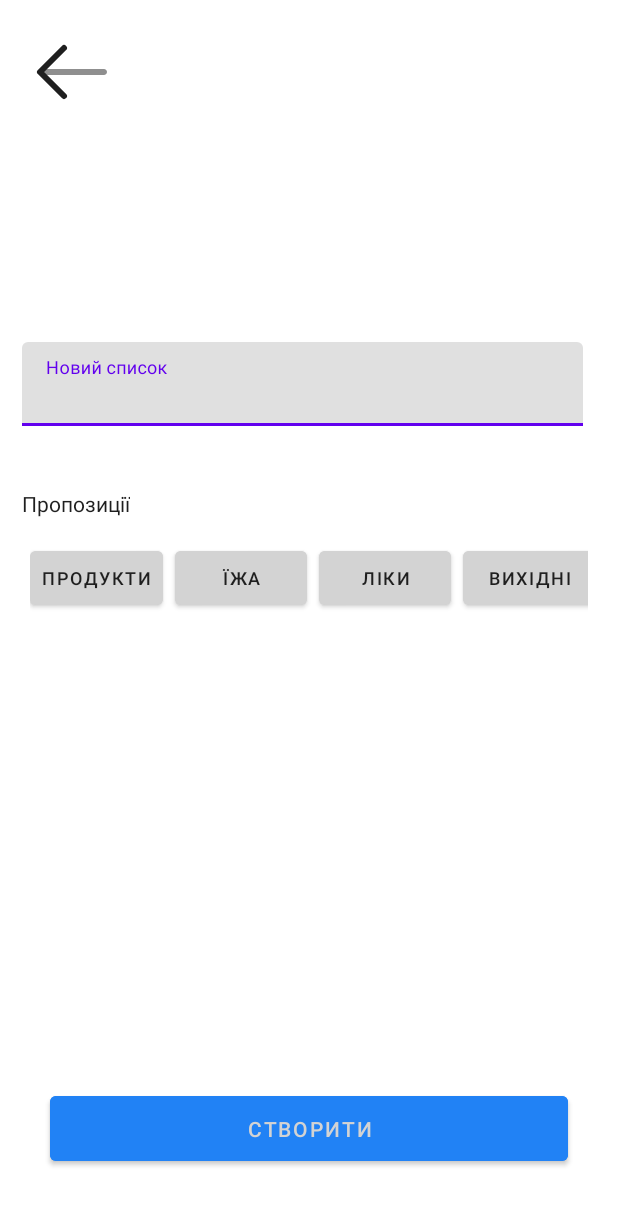
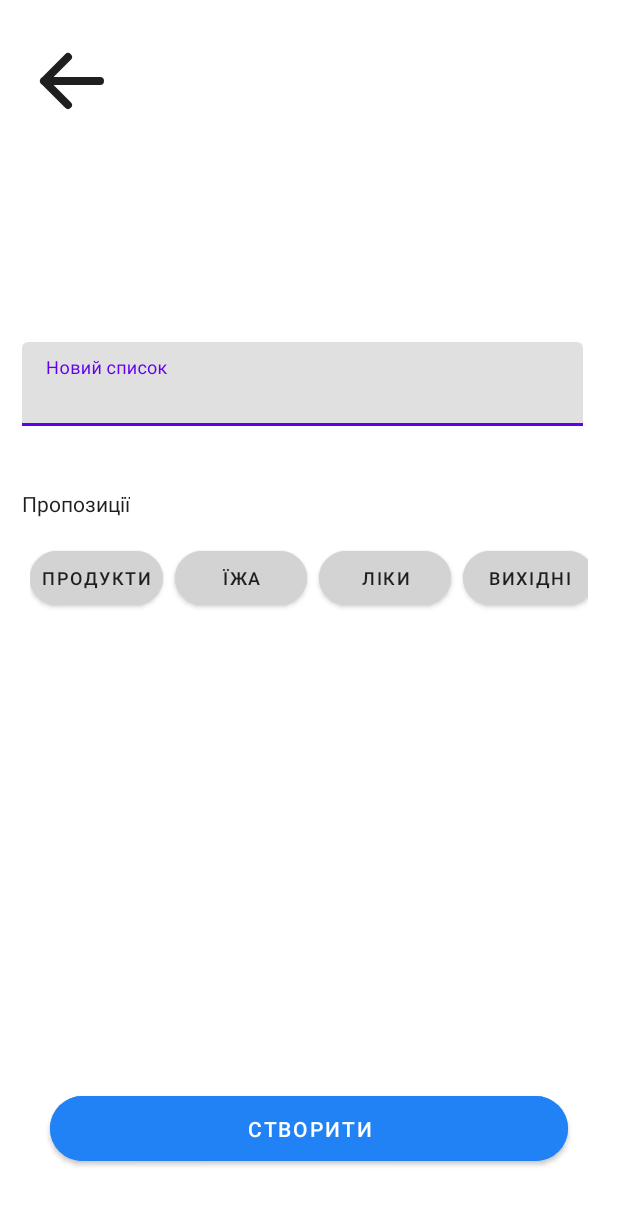
Before and after one commit to ka4ivan/smart-shop, an Android app: the screen it shows after launch (MainActivity), after a tap on "НОВИЙ СПИСОК", on a phone screen of 412 x 824 dp. Shown: the top 1205 px of the screen. Run offline under Robolectric (Android 15) with nearby library versions, the phone set to English and light mode, and no system bars; our stand-ins replace navigation-ui.

Commit message:
upd buttons & empty img

```diff
--- a/app/src/main/res/drawable/arrow_left.xml
+++ b/app/src/main/res/drawable/arrow_left.xml
@@ -4,15 +4,10 @@
     android:viewportWidth="24"
     android:viewportHeight="24">
   <path
-      android:pathData="M20,12.75C20.414,12.75 20.75,12.414 20.75,12C20.75,11.586 20.414,11.25 20,11.25V12.75ZM20,11.25H4V12.75H20V11.25Z"
-      android:strokeAlpha="0.5"
-      android:fillColor="#1C274C"
-      android:fillAlpha="0.5"/>
-  <path
-      android:pathData="M10,6L4,12L10,18"
+      android:pathData="M5,12H19M5,12L11,6M5,12L11,18"
       android:strokeLineJoin="round"
-      android:strokeWidth="1.5"
+      android:strokeWidth="2"
       android:fillColor="#00000000"
-      android:strokeColor="#1C274C"
+      android:strokeColor="#000000"
       android:strokeLineCap="round"/>
 </vector>
--- a/app/src/main/res/layout/fragment_home.xml
+++ b/app/src/main/res/layout/fragment_home.xml
@@ -60,11 +60,11 @@
         android:layout_height="wrap_content"
         android:layout_marginEnd="36dp"
         android:layout_marginBottom="84dp"
-        android:textColor="@color/white"
+        android:text="@string/btn_add"
+        android:textColor="@color/full_white"
         app:backgroundTint="@color/blue_main"
         app:icon="@drawable/plus"
-        app:iconTint="@color/white"
+        app:iconTint="@color/full_white"
         app:layout_constraintBottom_toBottomOf="parent"
-        app:layout_constraintEnd_toEndOf="parent"
-        android:text="@string/btn_add" />
+        app:layout_constraintEnd_toEndOf="parent" />
 </androidx.constraintlayout.widget.ConstraintLayout>
--- a/app/src/main/res/layout/item_suggestion.xml
+++ b/app/src/main/res/layout/item_suggestion.xml
@@ -1,5 +1,6 @@
 <?xml version="1.0" encoding="utf-8"?>
 <Button xmlns:android="http://schemas.android.com/apk/res/android"
+    xmlns:app="http://schemas.android.com/apk/res-auto"
     android:id="@+id/button_suggestion"
     android:layout_width="wrap_content"
     android:layout_height="wrap_content"
@@ -8,4 +9,5 @@
     android:backgroundTint="@color/white"
     android:padding="8dp"
     android:textColor="@color/text"
-    android:textSize="12sp" />
+    android:textSize="12sp"
+    app:cornerRadius="45dp" />
--- a/app/src/main/res/layout/new_list.xml
+++ b/app/src/main/res/layout/new_list.xml
@@ -13,6 +13,8 @@
         android:layout_marginBottom="44dp"
         android:backgroundTint="@color/blue_main"
         android:text="@string/create"
+        android:textColor="@color/full_white"
+        app:cornerRadius="45dp"
         app:layout_constraintBottom_toBottomOf="parent"
         app:layout_constraintEnd_toEndOf="parent"
         app:layout_constraintHorizontal_bias="0.498"
@@ -21,13 +23,15 @@
     <Button
         android:id="@+id/dtn_back_from_create_list"
         style="@android:style/Widget.Material.Button.Borderless"
-        android:layout_width="75dp"
-        android:layout_height="47dp"
-        android:layout_marginTop="24dp"
+        android:layout_width="86dp"
+        android:layout_height="52dp"
+        android:layout_marginTop="28dp"
         android:backgroundTint="@color/white"
         android:drawablePadding="8dp"
         android:text=""
+        app:cornerRadius="45dp"
         app:icon="@drawable/arrow_left"
+        app:iconPadding="0dp"
         app:iconTint="@color/black"
         app:layout_constraintStart_toStartOf="parent"
         app:layout_constraintTop_toTopOf="parent" />
--- a/app/src/main/res/values-night/colors.xml
+++ b/app/src/main/res/values-night/colors.xml
@@ -2,6 +2,7 @@
     <color name="black">#E6E6E6</color>
     <color name="white">#1F1F1F</color>
     <color name="background">#282828</color>
+    <color name="black_white">#000</color>
     <color name="text">#E6E6E6</color>
     <color name="text_secondary">#A9A9A9</color>
 </resources>
--- a/app/src/main/res/values/colors.xml
+++ b/app/src/main/res/values/colors.xml
@@ -9,6 +9,8 @@
     <color name="green_main">#2B9C1C</color>
     <color name="black">#1F1F1F</color>
     <color name="white">#D3D3D3</color>
+    <color name="black_white">#FFF</color>
+    <color name="full_white">#FFF</color>
     <color name="background">#F2F2F2</color>
     <color name="text">#1F1F1F</color>
     <color name="text_secondary">#818181</color>
```
Also changed, not shown: app/src/main/res/drawable/empty_list.png (added), app/src/main/res/drawable/empty_list.webp (deleted), app/src/main/res/drawable/empty_list_chat.webp (deleted).
